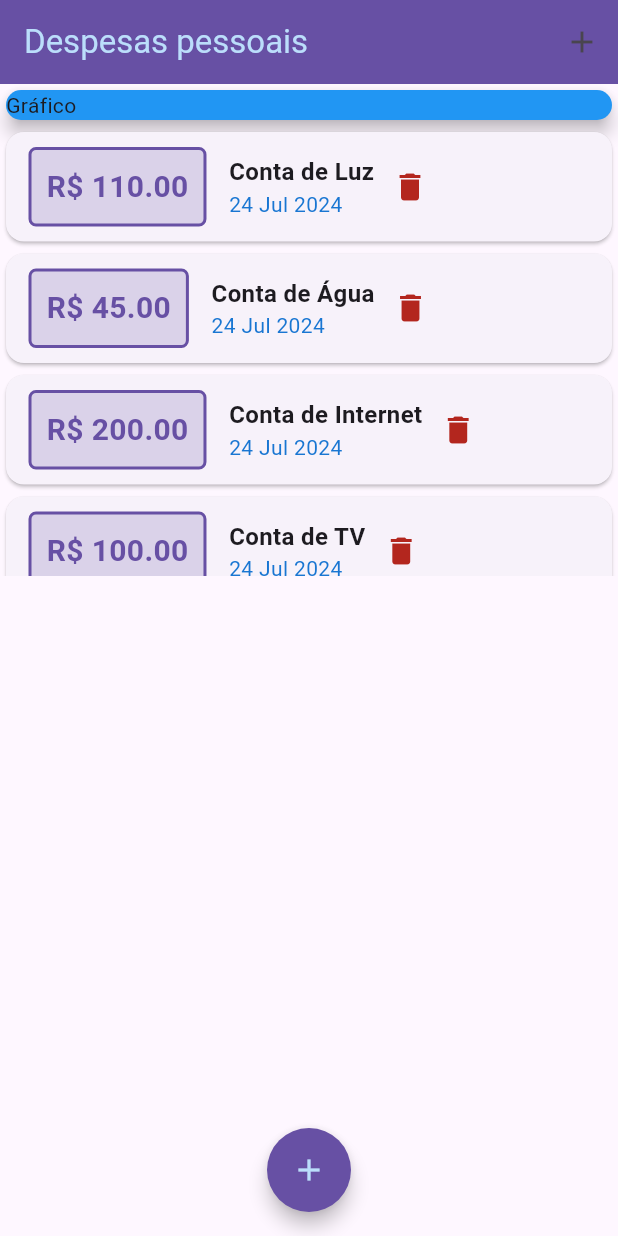
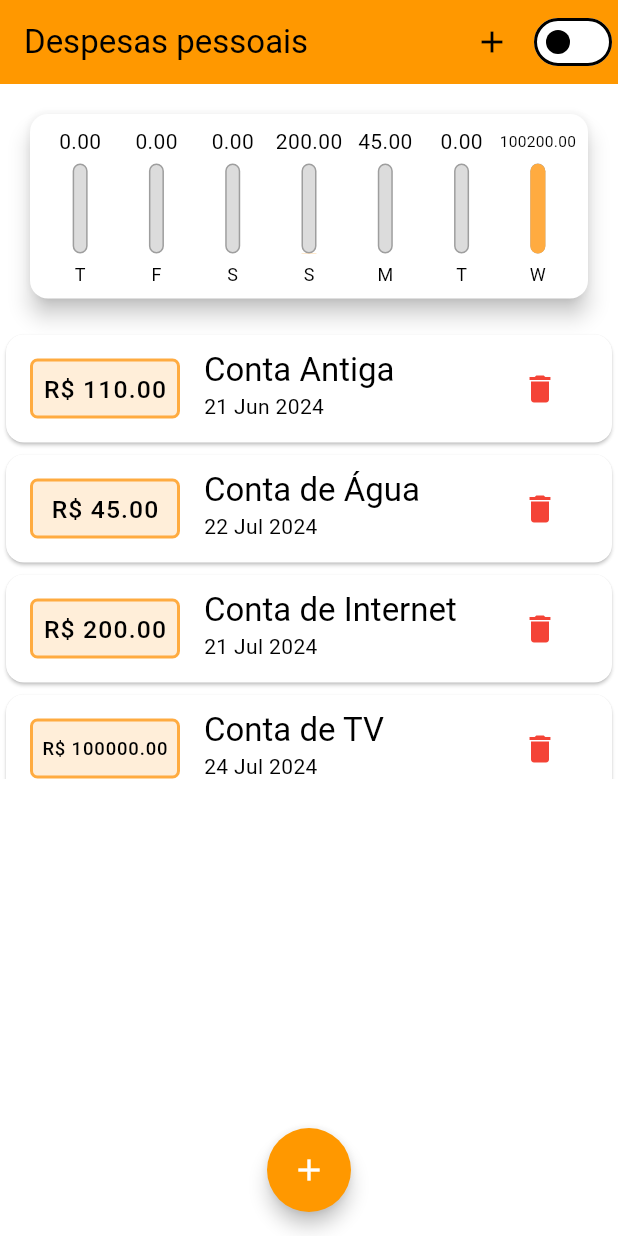
Before and after one commit to jefersonmatheusx/Flutter, a Flutter app: the screen it shows after launch, on a phone screen of 412 x 824 dp. Run offline on Flutter 3.47's test engine with Material 3 defaults, Android fonts, the phone set to English and light mode, and no system bars.

Commit message:
add: new chart

```diff
--- /dev/null
+++ b/Cod3r/expenses/lib/components/chart.dart
@@ -0,0 +1,72 @@
+import 'package:expenses/components/chart_bar.dart';
+import 'package:expenses/transaction.dart';
+import 'package:flutter/material.dart';
+import 'package:intl/intl.dart';
+
+class Chart extends StatefulWidget {
+  final List<Transaction> recentTransaction;
+
+  const Chart(this.recentTransaction, {super.key});
+
+  @override
+  State<Chart> createState() => _ChartState();
+}
+
+class _ChartState extends State<Chart> {
+  List<Map<String, Object>> get groupedTransactions {
+    return List.generate(7, (index) {
+      final weekDay = DateTime.now().subtract(
+        Duration(days: index),
+      );
+
+      double totalSum = 0.0;
+
+      for (var i = 0; i < widget.recentTransaction.length; i++) {
+        bool sameDay = widget.recentTransaction[i].date.day == weekDay.day;
+        bool sameMonth =
+            widget.recentTransaction[i].date.month == weekDay.month;
+        bool sameYear = widget.recentTransaction[i].date.year == weekDay.year;
+
+        if (sameDay && sameMonth && sameYear) {
+          totalSum += widget.recentTransaction[i].value;
+        }
+      }
+
+      return {
+        'day': DateFormat.E().format(weekDay)[0],
+        'value': totalSum,
+      };
+    }).reversed.toList();
+  }
+
+  double get _weekTotalValue {
+    return groupedTransactions.fold(0.0, (sum, tr) {
+      return sum + (tr['value'] as double);
+    });
+  }
+
+  @override
+  Widget build(BuildContext context) {
+    return SizedBox(
+      child: Card(
+        elevation: 6,
+        margin: const EdgeInsets.all(20),
+        child: Padding(
+          padding: const EdgeInsets.all(8.0),
+          child: Row(
+            mainAxisAlignment: MainAxisAlignment.spaceAround,
+            children: groupedTransactions.map((tr) {
+              return Flexible(
+                  fit: FlexFit.tight,
+                  child: ChartBar(
+                    label: tr['day'].toString(),
+                    value: tr['value'] as double,
+                    percentage: (tr['value'] as double) / _weekTotalValue,
+                  ));
+            }).toList(),
+          ),
+        ),
+      ),
+    );
+  }
+}
--- /dev/null
+++ b/Cod3r/expenses/lib/components/chart_bar.dart
@@ -0,0 +1,56 @@
+import 'package:flutter/material.dart';
+
+class ChartBar extends StatelessWidget {
+  final String label;
+  final double value;
+  final double percentage;
+
+  const ChartBar(
+      {required this.label,
+      required this.value,
+      required this.percentage,
+      super.key});
+
+  @override
+  Widget build(BuildContext context) {
+    return Column(children: <Widget>[
+      Container(
+          height: 20,
+          child: FittedBox(child: Text('${value.toStringAsFixed(2)}'))),
+      SizedBox(height: 5),
+      Container(
+        height: 60,
+        width: 10,
+        child: Stack(
+          alignment: Alignment.bottomCenter,
+          children: <Widget>[
+            Container(
+              decoration: BoxDecoration(
+                border: Border.all(
+                  color: Colors.grey,
+                  width: 1.0,
+                ),
+                color: const Color.fromRGBO(220, 220, 220, 1),
+                borderRadius: BorderRadius.circular(5),
+              ),
+            ),
+            FractionallySizedBox(
+              heightFactor: percentage,
+              child: Container(
+                decoration: BoxDecoration(
+                  color: Theme.of(context).colorScheme.primary,
+                  borderRadius: BorderRadius.circular(5),
+                ),
+              ),
+            ),
+          ],
+        ),
+      ),
+      SizedBox(height: 5),
+      Text(
+        label,
+        style: const TextStyle(fontSize: 12),
+      ),
+    ]);
+  }
+}
--- a/Cod3r/expenses/lib/components/graph.dart
+++ /dev/null
@@ -1,21 +0,0 @@
-import 'package:flutter/material.dart';
-
-class Graph extends StatefulWidget {
-  const Graph({super.key});
-
-  @override
-  State<Graph> createState() => _GraphState();
-}
-
-class _GraphState extends State<Graph> {
-  @override
-  Widget build(BuildContext context) {
-    return const SizedBox(
-      child: Card(
-        color: Colors.blue,
-        elevation: 5,
-        child: Text('Gráfico'),
-      ),
-    );
-  }
-}
--- a/Cod3r/expenses/lib/components/transaction_list.dart
+++ b/Cod3r/expenses/lib/components/transaction_list.dart
@@ -14,61 +14,58 @@ class TransactionList extends StatelessWidget {
   Widget build(BuildContext context) {
     return Container(
       height: 300,
-      child: ListView.builder(
+      child: transactions.isEmpty
+          ? Column(
+              children: [
+                Text('Nenhuma Transação Cadastrada',
+                    style: Theme.of(context).textTheme.titleLarge),
+                Container(
+                  height: 200,
+                  child: FittedBox(
+                    child: Image.asset('assets/images/waiting.png',
+                        fit: BoxFit.cover),
+                  ),
+                ),
+              ],
+            )
+          : ListView.builder(
               itemCount: transactions.length,
               itemBuilder: (ctx, index) {
                 final tr = transactions[index];
                 return Card(
-                child: Row(
-              children: <Widget>[
-                Container(
-                  margin: const EdgeInsets.symmetric(
-                    horizontal: 15,
-                    vertical: 10,
-                  ),
+                  child: ListTile(
+                    leading: Container(
+                        height: 40,
+                        width: 100,
                         decoration: BoxDecoration(
                           borderRadius: BorderRadius.circular(5),
-                    color: Theme.of(context).primaryColor.withOpacity(0.2),
+                          color: Theme.of(context)
+                              .colorScheme
+                              .primary
+                              .withOpacity(0.2),
                           border: Border.all(
-                      color: Theme.of(context).primaryColor,
+                            color: Theme.of(context).colorScheme.primary,
                             width: 2,
                           ),
                         ),
-                  padding: const EdgeInsets.all(10),
-                  child: Text(
-                    'R\$ ${tr.value.toStringAsFixed(2)}',
-                    style: TextStyle(
-                      fontWeight: FontWeight.bold,
-                      fontSize: 20,
-                      color: Theme.of(context).primaryColor,
+                        child: Padding(
+                          padding: const EdgeInsets.all(6.0),
+                          child: FittedBox(
+                              child:
+                                  Text('R\$ ${tr.value.toStringAsFixed(2)}')),
+                        )),
+                    title: Text(
+                      tr.title,
+                      style: Theme.of(context).textTheme.titleLarge,
                     ),
-                  ),
-                ),
-                Column(
-                  crossAxisAlignment: CrossAxisAlignment.start,
-                  children: [
-                    Text(tr.title,
-                        style: const TextStyle(
-                          fontSize: 16,
-                          fontWeight: FontWeight.bold,
-                        )),
-                    Text(DateFormat('d MMM y').format(tr.date),
-                        style: TextStyle(
-                          color: Theme.of(context).primaryColorDark,
-                        )),
-                  ],
-                ),
-                Column(
-                  children: [
-                    IconButton(
+                    subtitle: Text(DateFormat('d MMM y').format(tr.date)),
+                    trailing: IconButton(
                       icon: Icon(Icons.delete),
                       color: Theme.of(context).colorScheme.error,
                       onPressed: () => deleteTransaction(tr.id),
                     ),
-                  ],
                   ),
-              ],
-            ));
+                );
               }),
     );
   }
--- a/Cod3r/expenses/lib/main.dart
+++ b/Cod3r/expenses/lib/main.dart
@@ -1,28 +1,95 @@
 import 'dart:math';
 
-import 'package:expenses/components/graph.dart';
+import 'package:expenses/components/chart.dart';
 import 'package:expenses/components/transaction_form.dart';
 import 'package:expenses/components/transaction_list.dart';
+import 'package:expenses/theme/theme_constants.dart';
+import 'package:expenses/theme/theme_manager.dart';
 import 'package:expenses/transaction.dart';
 import 'package:flutter/material.dart';
 
 main() => runApp(ExpensesApp());
 
-class ExpensesApp extends StatelessWidget {
+ThemeManager _themeManager = ThemeManager();
+
+class ExpensesApp extends StatefulWidget {
   const ExpensesApp({super.key});
 
   @override
+  State<ExpensesApp> createState() => _ExpensesAppState();
+}
+
+class _ExpensesAppState extends State<ExpensesApp> {
+  @override
+  dispose() {
+    _themeManager.removeListener(_themeListener);
+    super.dispose();
+  }
+
+  @override
+  initState() {
+    _themeManager.addListener(_themeListener);
+    super.initState();
+  }
+
+  _themeListener() {
+    if (mounted) {
+      setState(() {});
+    }
+  }
+
+  @override
   Widget build(BuildContext context) {
-    final ThemeData tema = ThemeData();
+    // final ThemeData tema = ThemeData();
 
     return MaterialApp(
-        home: const MyHomePage(),
-        theme: tema.copyWith(
-          colorScheme: tema.colorScheme.copyWith(
-            primary: Colors.green,
-            secondary: Colors.amber,
-          ),
-        ));
+      home: const MyHomePage(),
+      theme: lightTheme,
+      darkTheme: darkTheme,
+      themeMode: _themeManager.themeMode,
+      //  ThemeData(
+      //   primarySwatch: Colors.purple,
+      // colorScheme: ColorScheme.fromSwatch(primarySwatch: Colors.orange)
+      //     .copyWith(secondary: Colors.amber),
+      // scaffoldBackgroundColor: Colors.orange[100],
+
+      // darkTheme: ThemeData.dark().copyWith(
+
+      // ),
+
+      // tema.copyWith(
+      //   colorScheme: tema.colorScheme.copyWith(
+      //     primary: Colors.green,
+      //     secondary: Colors.amber,
+      //   ),
+      // textTheme: tema.textTheme.copyWith(
+      //     titleMedium: const TextStyle(
+      //       fontFamily: 'OpenSans',
+      //       fontSize: 18,
+      //       fontWeight: FontWeight.bold,
+      //       color: Colors.black,
+      //     ),
+      //     titleSmall: const TextStyle(
+      //       fontFamily: 'OpenSans',
+      //       fontSize: 18,
+      //       fontWeight: FontWeight.bold,
+      //       color: Colors.black,
+      //     ),
+      //     labelMedium: TextStyle(
+      //       fontFamily: 'OpenSans',
+      //       fontSize: 18,
+      //       fontWeight: FontWeight.bold,
+      //       color: Colors.green,
+      //     )),
+      // appBarTheme: AppBarTheme(
+      //   titleTextStyle: TextStyle(
+      //       fontFamily: 'OpenSans',
+      //       fontSize: 22,
+      //       fontWeight: FontWeight.bold,
+      //       color: Theme.of(context).colorScheme.onPrimary),
+      // ),
+      // )
+    );
   }
 }
 
@@ -34,29 +101,29 @@ class MyHomePage extends StatefulWidget {
 }
 
 class _MyHomePageState extends State<MyHomePage> {
-  final _transactions = [
+  final List<Transaction> _transactions = [
     Transaction(
       id: 't1',
-      title: 'Conta de Luz',
+      title: 'Conta Antiga',
       value: 110.0,
-      date: DateTime.now(),
+      date: DateTime.now().subtract(const Duration(days: 33)),
     ),
     Transaction(
       id: 't2',
       title: 'Conta de Água',
       value: 45.0,
-      date: DateTime.now(),
+      date: DateTime.now().subtract(const Duration(days: 2)),
     ),
     Transaction(
       id: 't3',
       title: 'Conta de Internet',
       value: 200.0,
-      date: DateTime.now(),
+      date: DateTime.now().subtract(const Duration(days: 3)),
     ),
     Transaction(
       id: 't4',
       title: 'Conta de TV',
-      value: 100.0,
+      value: 100000.0,
       date: DateTime.now(),
     ),
     Transaction(
@@ -66,6 +133,14 @@ class _MyHomePageState extends State<MyHomePage> {
       date: DateTime.now(),
     ),
   ];
+
+  List<Transaction> get _recentTransactions {
+    return _transactions.where((tr) {
+      return tr.date.isAfter(DateTime.now().subtract(
+        const Duration(days: 7),
+      ));
+    }).toList();
+  }
 
   _addTransaction(String title, double value) {
     final newTransaction = Transaction(
@@ -104,25 +179,30 @@ class _MyHomePageState extends State<MyHomePage> {
             icon: const Icon(Icons.add),
             onPressed: () => _openTransactionFormModal(context),
           ),
+          Switch(
+            value: _themeManager.themeMode == ThemeMode.dark,
+            onChanged: (value) {
+              _themeManager.toggleTheme(value);
+            },
+          ),
         ],
-        backgroundColor: Theme.of(context).primaryColor,
+        // backgroundColor: Theme.of(context).colorScheme.primary,
         title: Text(
           'Despesas pessoais',
-          style: TextStyle(color: Theme.of(context).primaryColorLight),
         ),
       ),
       body: SingleChildScrollView(
         child: Column(
           crossAxisAlignment: CrossAxisAlignment.stretch,
           children: <Widget>[
-            Graph(),
+            Chart(_recentTransactions),
             TransactionList(_transactions, _deleteTransaction),
           ],
         ),
       ),
       floatingActionButton: FloatingActionButton(
-        backgroundColor: Theme.of(context).primaryColor,
-        foregroundColor: Theme.of(context).primaryColorLight,
+        // backgroundColor: Theme.of(context).colorScheme.primary,
+        // foregroundColor: Theme.of(context).colorScheme.onPrimary,
         elevation: 5,
         shape: const CircleBorder(),
         onPressed: () => _openTransactionFormModal(context),
--- /dev/null
+++ b/Cod3r/expenses/lib/theme/theme_constants.dart
@@ -0,0 +1,55 @@
+import 'package:flutter/material.dart';
+
+const COLOR_PRIMARY = Colors.orangeAccent;
+const COLOR_ACCENT = Colors.orange;
+const TextTheme TEXT_THEME = TextTheme(
+    titleMedium: TextStyle(
+      fontFamily: 'OpenSans',
+      fontSize: 18,
+      fontWeight: FontWeight.bold,
+    ),
+    titleSmall: TextStyle(
+      fontFamily: 'OpenSans',
+      fontSize: 24,
+      fontWeight: FontWeight.bold,
+    ),
+    labelMedium: TextStyle(
+      fontFamily: 'OpenSans',
+      fontSize: 22,
+      fontWeight: FontWeight.bold,
+    ));
+
+ThemeData lightTheme = ThemeData(
+    brightness: Brightness.light,
+    primaryColor: COLOR_PRIMARY,
+    appBarTheme: AppBarTheme(backgroundColor: COLOR_ACCENT),
+    textTheme: TEXT_THEME,
+    floatingActionButtonTheme:
+        FloatingActionButtonThemeData(backgroundColor: COLOR_ACCENT),
+    elevatedButtonTheme: ElevatedButtonThemeData(
+      style: ButtonStyle(
+        padding: WidgetStateProperty.all<EdgeInsetsGeometry>(
+          EdgeInsets.symmetric(horizontal: 40.0, vertical: 20.0),
+        ),
+        shape: WidgetStateProperty.all<OutlinedBorder>(RoundedRectangleBorder(
+          borderRadius: BorderRadius.circular(20.0),
+        )),
+        backgroundColor: WidgetStateProperty.all<Color>(COLOR_ACCENT),
+      ),
+    ),
+    colorScheme: const ColorScheme(
+      primary: COLOR_PRIMARY,
+      onPrimary: Colors.white,
+      secondary: COLOR_ACCENT,
+      onSecondary: Colors.white,
+      error: Colors.red,
+      onError: Colors.white,
+      surface: Colors.white,
+      onSurface: Colors.black,
+      brightness: Brightness.light,
+    ));
+
+ThemeData darkTheme = ThemeData(
+  brightness: Brightness.dark,
+  textTheme: TEXT_THEME,
+);
--- /dev/null
+++ b/Cod3r/expenses/lib/theme/theme_manager.dart
@@ -0,0 +1,12 @@
+import 'package:flutter/material.dart';
+
+class ThemeManager with ChangeNotifier {
+  ThemeMode _themeMode = ThemeMode.light;
+
+  get themeMode => _themeMode;
+
+  toggleTheme(bool isDark) {
+    _themeMode = isDark ? ThemeMode.dark : ThemeMode.light;
+    notifyListeners();
+  }
+}
```
Also changed, not shown: Cod3r/expenses/pubspec.yaml (+14 -13 lines), Cod3r/expenses/assets/images/waiting.png (added). Lines whose indentation alone changed are shown as unchanged.
